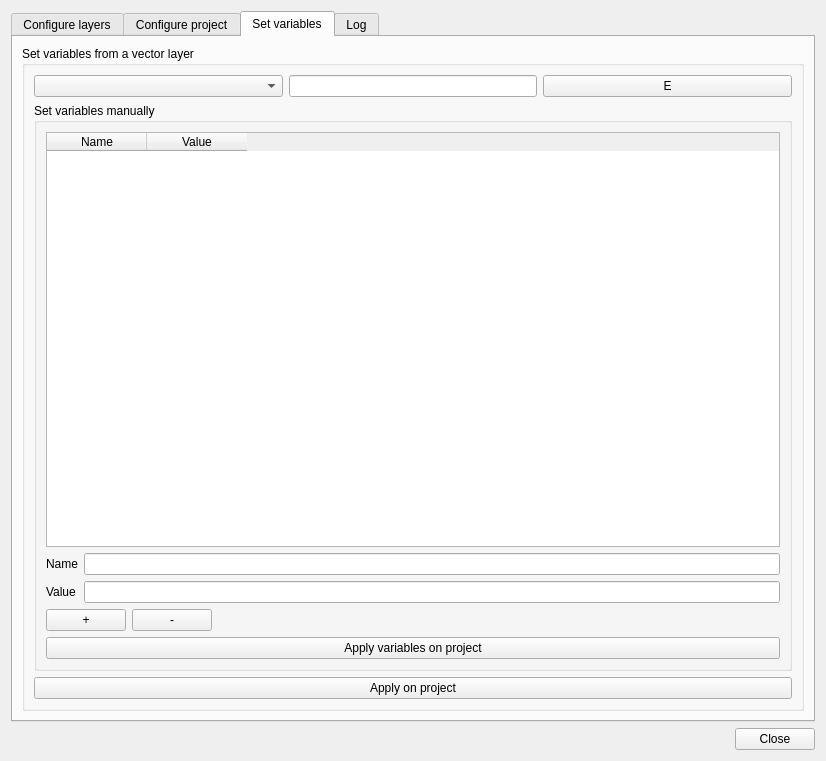
Above: dynamic_layers/resources/ui/dynamic_layers_dialog_base.ui from 3liz/QgisDynamicLayersPlugin before the change. Below: the same form after it.
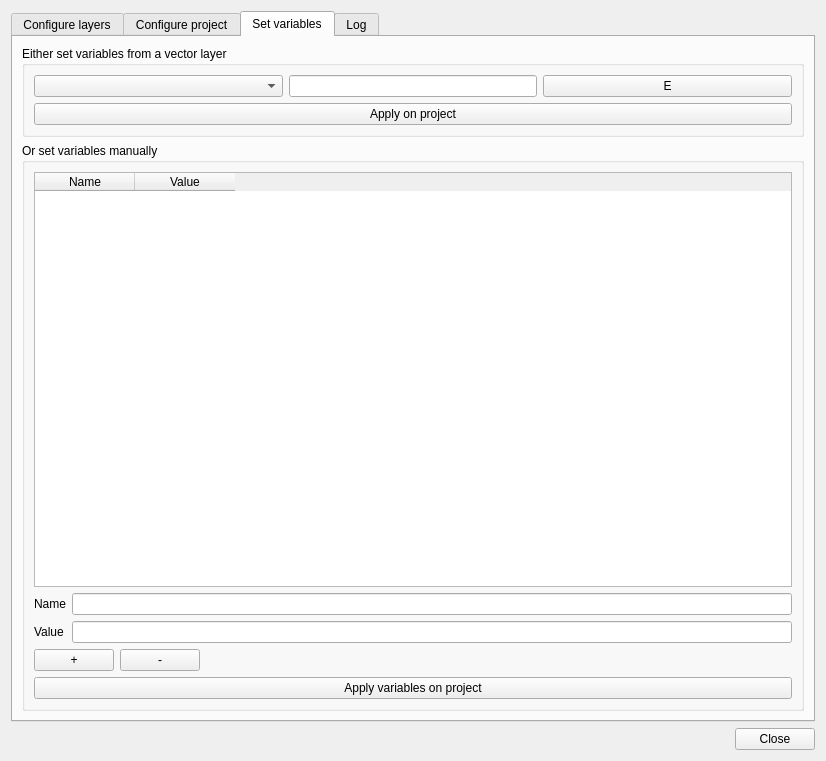
That is the form after the change. The open tabs and pages were chosen to show the change. Custom widgets are drawn as their Qt base class.

Commit message: Review UX about variables panel

```diff
--- a/dynamic_layers/resources/ui/dynamic_layers_dialog_base.ui
+++ b/dynamic_layers/resources/ui/dynamic_layers_dialog_base.ui
@@ -245,11 +245,11 @@
       </attribute>
       <layout class="QVBoxLayout" name="verticalLayout_8">
        <item>
-        <widget class="QGroupBox" name="groupBox_4">
+        <widget class="QGroupBox" name="groupBox">
          <property name="title">
-          <string>Set variables from a vector layer</string>
+          <string>Either set variables from a vector layer</string>
          </property>
-         <layout class="QVBoxLayout" name="verticalLayout_14">
+         <layout class="QVBoxLayout" name="verticalLayout_12">
           <item>
            <layout class="QHBoxLayout" name="horizontalLayout_3">
             <item>
@@ -288,11 +288,21 @@
            </layout>
           </item>
           <item>
-           <widget class="QGroupBox" name="groupBox_3">
+           <widget class="QPushButton" name="btApplyFromLayer">
+            <property name="text">
+             <string>Apply on project</string>
+            </property>
+           </widget>
+          </item>
+         </layout>
+        </widget>
+       </item>
+       <item>
+        <widget class="QGroupBox" name="groupBox_4">
             <property name="title">
-             <string>Set variables manually</string>
-            </property>
-            <layout class="QVBoxLayout" name="verticalLayout_9">
+          <string>Or set variables manually</string>
+         </property>
+         <layout class="QVBoxLayout" name="verticalLayout_14">
              <item>
               <widget class="QTableWidget" name="twVariableList">
                <property name="editTriggers">
@@ -388,16 +398,6 @@
             </layout>
            </widget>
           </item>
-          <item>
-           <widget class="QPushButton" name="btApplyFromLayer">
-            <property name="text">
-             <string>Apply on project</string>
-            </property>
-           </widget>
-          </item>
-         </layout>
-        </widget>
-       </item>
       </layout>
      </widget>
      <widget class="QWidget" name="tab_4">
```
Left out of the diff: 2 changed lines with no effect on the pictures. Lines whose indentation alone changed are shown as unchanged.
